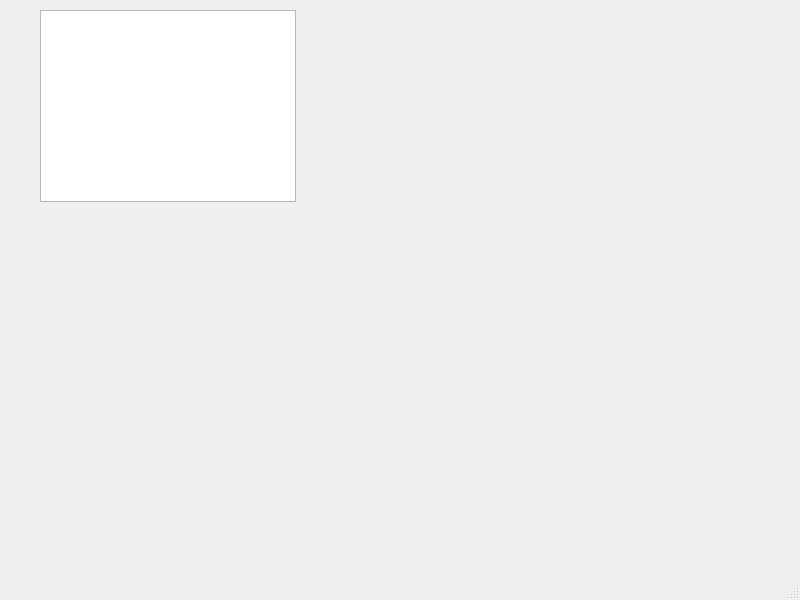
First picture: the form in prj_Qt/treemimecorg/mainwindow.ui, repository roboturx/aa, before the edit.
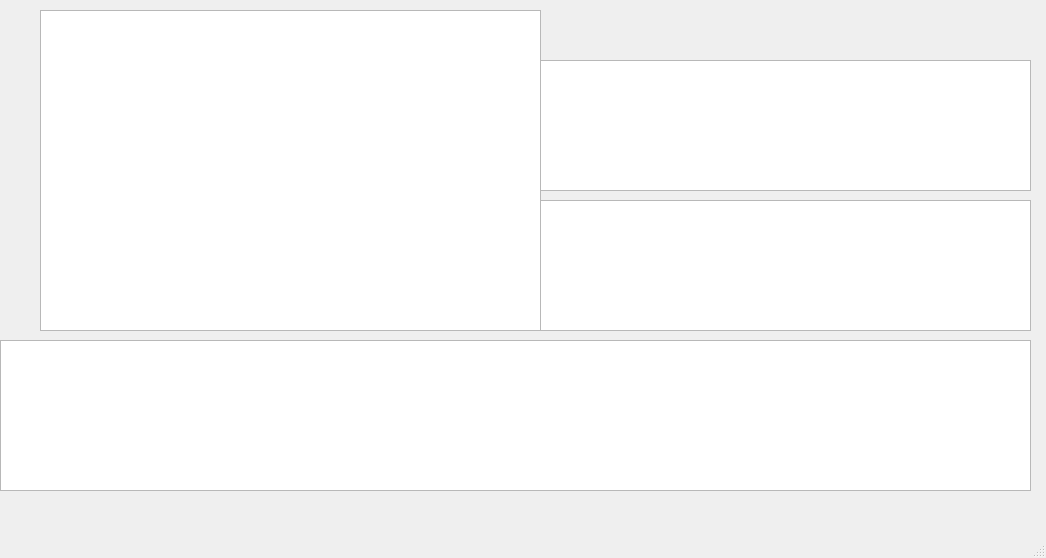
Second picture: the form after the edit.

```diff
--- a/prj_Qt/treemimecorg/mainwindow.ui
+++ b/prj_Qt/treemimecorg/mainwindow.ui
@@ -6,8 +6,8 @@
    <rect>
     <x>0</x>
     <y>0</y>
-    <width>800</width>
-    <height>600</height>
+    <width>1046</width>
+    <height>558</height>
    </rect>
   </property>
   <property name="windowTitle">
@@ -19,8 +19,38 @@
      <rect>
       <x>40</x>
       <y>10</y>
-      <width>256</width>
-      <height>192</height>
+      <width>501</width>
+      <height>321</height>
+     </rect>
+    </property>
+   </widget>
+   <widget class="QTableView" name="tableView">
+    <property name="geometry">
+     <rect>
+      <x>540</x>
+      <y>60</y>
+      <width>491</width>
+      <height>131</height>
+     </rect>
+    </property>
+   </widget>
+   <widget class="QTableView" name="tableView_2">
+    <property name="geometry">
+     <rect>
+      <x>540</x>
+      <y>200</y>
+      <width>491</width>
+      <height>131</height>
+     </rect>
+    </property>
+   </widget>
+   <widget class="QTableView" name="tableView_3">
+    <property name="geometry">
+     <rect>
+      <x>0</x>
+      <y>340</y>
+      <width>1031</width>
+      <height>151</height>
      </rect>
     </property>
    </widget>
```
Left out of the diff: 4 changed lines with no effect on the pictures.
